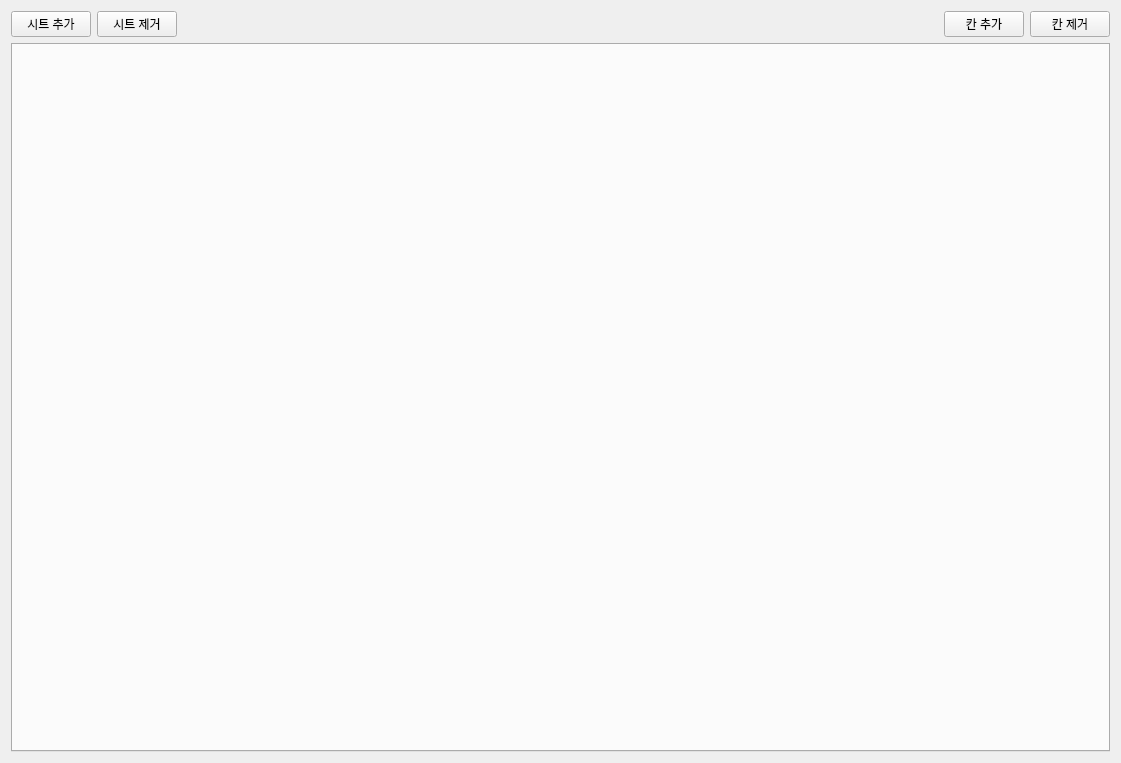
Old version of the form UI/workspace.ui in the repository kiryanchi/re-xpa.
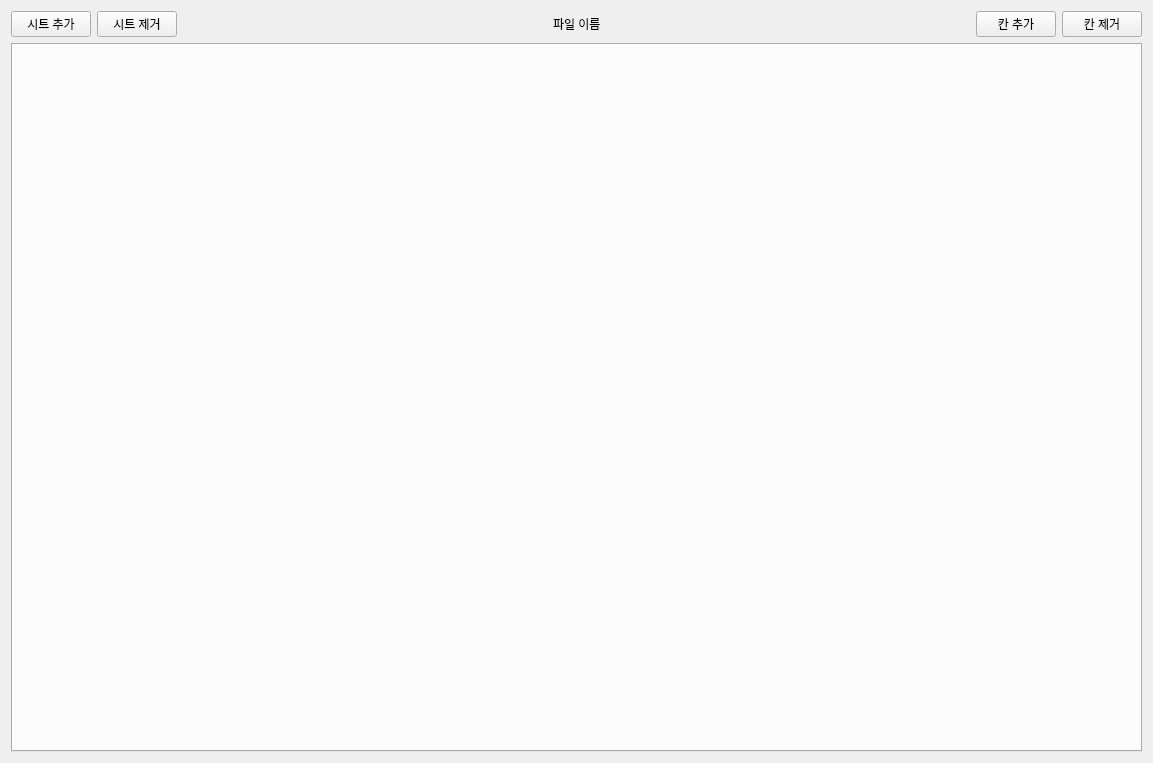
New version of the form.

The edit to the form file:
```diff
--- a/UI/workspace.ui
+++ b/UI/workspace.ui
@@ -6,7 +6,7 @@
    <rect>
     <x>0</x>
     <y>0</y>
-    <width>1121</width>
+    <width>1153</width>
     <height>763</height>
    </rect>
   </property>
@@ -15,12 +15,32 @@
   </property>
   <layout class="QGridLayout" name="gridLayout">
    <item row="0" column="4">
+    <spacer name="horizontalSpacer_2">
+     <property name="orientation">
+      <enum>Qt::Horizontal</enum>
+     </property>
+     <property name="sizeHint" stdset="0">
+      <size>
+       <width>40</width>
+       <height>20</height>
+      </size>
+     </property>
+    </spacer>
+   </item>
+   <item row="0" column="6">
     <widget class="QPushButton" name="removeCell_pushButton">
      <property name="text">
       <string>칸 제거</string>
      </property>
     </widget>
    </item>
+   <item row="0" column="3">
+    <widget class="QLabel" name="fileName_label">
+     <property name="text">
+      <string>파일 이름</string>
+     </property>
+    </widget>
+   </item>
    <item row="0" column="1">
     <widget class="QPushButton" name="removeSheet_pushButton">
      <property name="text">
@@ -28,7 +48,7 @@
      </property>
     </widget>
    </item>
-   <item row="0" column="3">
+   <item row="0" column="5">
     <widget class="QPushButton" name="addCell_pushButton">
      <property name="text">
       <string>칸 추가</string>
@@ -55,7 +75,7 @@
      </property>
     </widget>
    </item>
-   <item row="1" column="0" colspan="5">
+   <item row="1" column="0" colspan="7">
     <widget class="QTabWidget" name="workSpace_tabWidget">
      <property name="enabled">
       <bool>true</bool>
```
